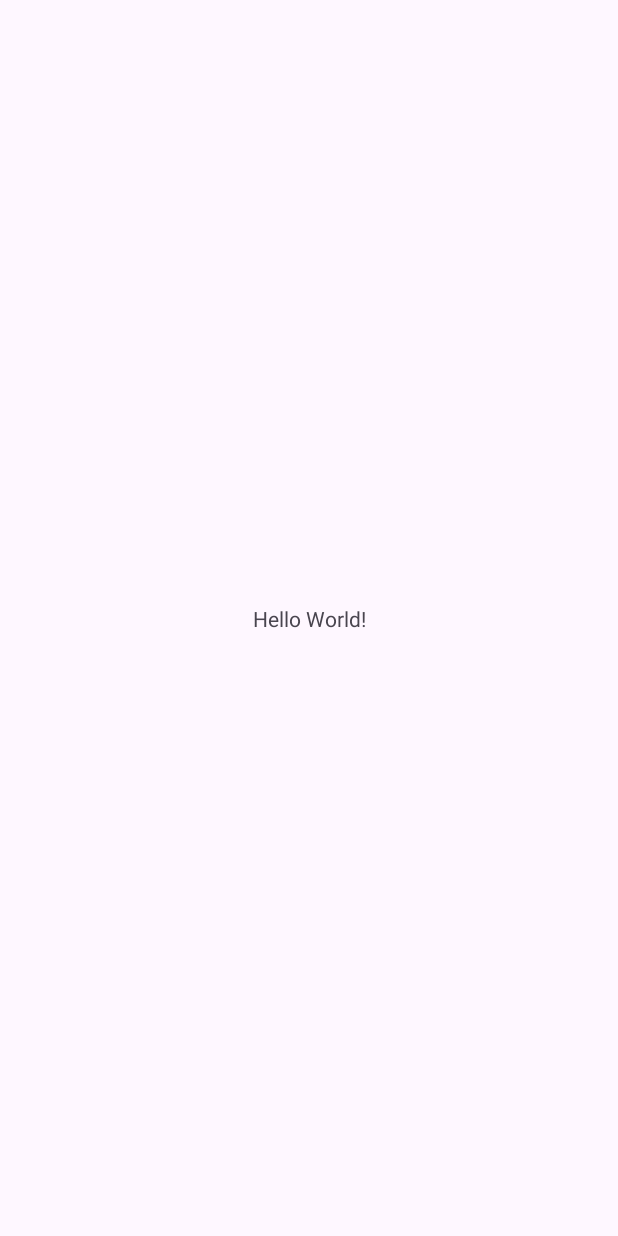
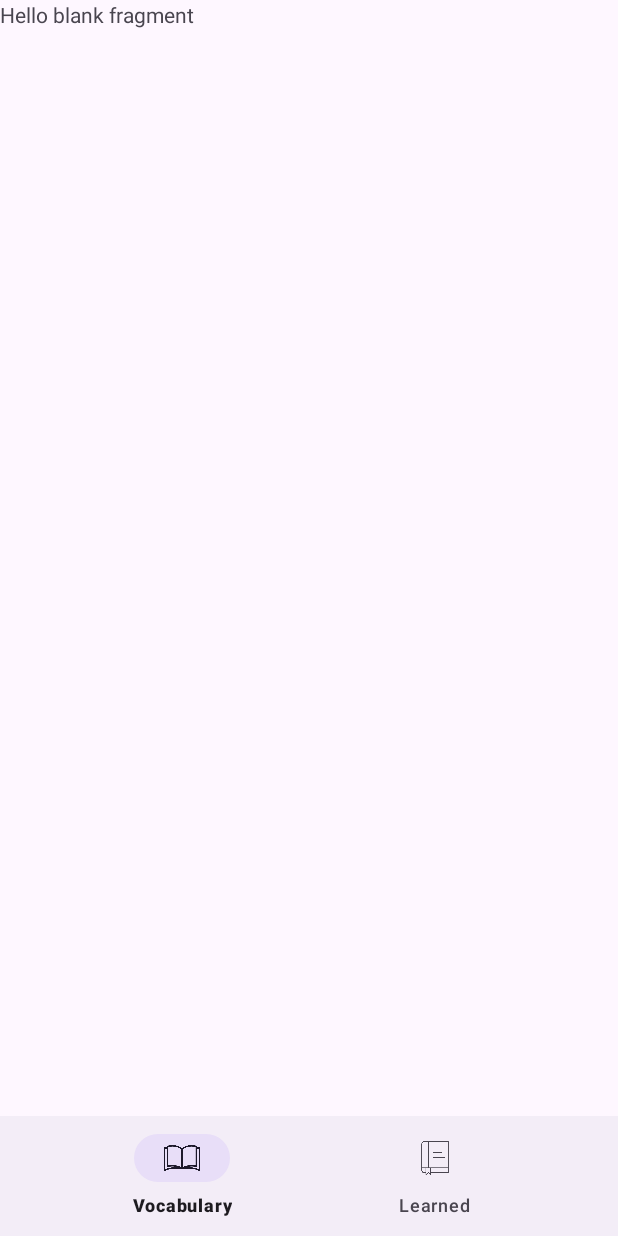
Before and after one commit to hicranfiliz/LanguageCards, an Android app: the screen it shows after launch (MainActivity), on a phone screen of 412 x 824 dp. Before the commit the screen is almost empty. Run offline under Robolectric (Android 15) with nearby library versions, the phone set to English and light mode, and no system bars; our stand-ins replace navigation-ui.

Commit message:
added bottom nav with Jetpack Navigation

```diff
--- a/app/src/main/java/com/example/languagecards/MainActivity.kt
+++ b/app/src/main/java/com/example/languagecards/MainActivity.kt
@@ -5,8 +5,12 @@ import androidx.activity.enableEdgeToEdge
 import androidx.appcompat.app.AppCompatActivity
 import androidx.core.view.ViewCompat
 import androidx.core.view.WindowInsetsCompat
+import androidx.navigation.fragment.NavHostFragment
+import androidx.navigation.ui.setupWithNavController
+import com.google.android.material.bottomnavigation.BottomNavigationView
 
 class MainActivity : AppCompatActivity() {
+
     override fun onCreate(savedInstanceState: Bundle?) {
         super.onCreate(savedInstanceState)
         enableEdgeToEdge()
@@ -16,5 +20,10 @@ class MainActivity : AppCompatActivity() {
             v.setPadding(systemBars.left, systemBars.top, systemBars.right, systemBars.bottom)
             insets
         }
+
+        val navHostFragment = supportFragmentManager.findFragmentById(R.id.nav_host_fragment) as NavHostFragment
+        val navController = navHostFragment.navController
+        val navView : BottomNavigationView = findViewById(R.id.bottomNavigation)
+        navView.setupWithNavController(navController)
     }
 }
--- /dev/null
+++ b/app/src/main/java/com/example/languagecards/WordCardsFragment.kt
@@ -0,0 +1,18 @@
+package com.example.languagecards
+
+import android.os.Bundle
+import androidx.fragment.app.Fragment
+import android.view.LayoutInflater
+import android.view.View
+import android.view.ViewGroup
+
+class WordCardsFragment : Fragment() {
+
+    override fun onCreateView(
+        inflater: LayoutInflater, container: ViewGroup?,
+        savedInstanceState: Bundle?
+    ): View? {
+        // Inflate the layout for this fragment
+        return inflater.inflate(R.layout.fragment_word_cards, container, false)
+    }
+}
--- a/app/src/main/res/layout/activity_main.xml
+++ b/app/src/main/res/layout/activity_main.xml
@@ -7,13 +7,26 @@
     android:layout_height="match_parent"
     tools:context=".MainActivity">
 
-    <TextView
-        android:layout_width="wrap_content"
+    <androidx.fragment.app.FragmentContainerView
+        android:id="@+id/nav_host_fragment"
+        android:name="androidx.navigation.fragment.NavHostFragment"
+        android:layout_width="match_parent"
+        android:layout_height="match_parent"
+        app:layout_constraintLeft_toLeftOf="parent"
+        app:layout_constraintRight_toRightOf="parent"
+        app:layout_constraintTop_toTopOf="parent"
+        app:layout_constraintBottom_toBottomOf="@id/bottomNavigation"
+        app:defaultNavHost="true"
+        android:layout_marginBottom="60dp"
+        app:navGraph="@navigation/nav_graph" />
+
+    <com.google.android.material.bottomnavigation.BottomNavigationView
+        android:id="@+id/bottomNavigation"
+        android:layout_width="0dp"
         android:layout_height="wrap_content"
-        android:text="Hello World!"
         app:layout_constraintBottom_toBottomOf="parent"
         app:layout_constraintEnd_toEndOf="parent"
         app:layout_constraintStart_toStartOf="parent"
-        app:layout_constraintTop_toTopOf="parent" />
+        app:menu="@menu/bottom_menu"/>
 
 </androidx.constraintlayout.widget.ConstraintLayout>
--- /dev/null
+++ b/app/src/main/res/layout/fragment_word_cards.xml
@@ -0,0 +1,14 @@
+<?xml version="1.0" encoding="utf-8"?>
+<FrameLayout xmlns:android="http://schemas.android.com/apk/res/android"
+    xmlns:tools="http://schemas.android.com/tools"
+    android:layout_width="match_parent"
+    android:layout_height="match_parent"
+    tools:context=".WordCardsFragment">
+
+    <!-- TODO: Update blank fragment layout -->
+    <TextView
+        android:layout_width="match_parent"
+        android:layout_height="match_parent"
+        android:text="@string/hello_blank_fragment" />
+
+</FrameLayout>
--- /dev/null
+++ b/app/src/main/res/menu/bottom_menu.xml
@@ -0,0 +1,14 @@
+<?xml version="1.0" encoding="utf-8"?>
+<menu xmlns:android="http://schemas.android.com/apk/res/android">
+
+    <item
+        android:id="@+id/wordCardsFragment"
+        android:icon="@drawable/book2"
+        android:title="Vocabulary" />
+
+    <item
+        android:id="@+id/learnedFragment"
+        android:icon="@drawable/dictionary"
+        android:title="Learned" />
+
+</menu>
--- /dev/null
+++ b/app/src/main/res/navigation/nav_graph.xml
@@ -0,0 +1,29 @@
+<?xml version="1.0" encoding="utf-8"?>
+<navigation xmlns:android="http://schemas.android.com/apk/res/android"
+    xmlns:app="http://schemas.android.com/apk/res-auto"
+    xmlns:tools="http://schemas.android.com/tools"
+    android:id="@+id/nav_graph"
+    app:startDestination="@id/wordCardsFragment">
+
+    <fragment
+        android:id="@+id/wordCardsFragment"
+        android:name="com.example.languagecards.WordCardsFragment"
+        android:label="fragment_word_cards"
+        tools:layout="@layout/fragment_word_cards" >
+        <action
+            android:id="@+id/action_wordCardsFragment_to_detailFragment"
+            app:destination="@id/detailFragment" />
+    </fragment>
+
+    <fragment
+        android:id="@+id/learnedFragment"
+        android:name="com.example.languagecards.LearnedFragment"
+        android:label="fragment_learned"
+        tools:layout="@layout/fragment_learned" />
+
+    <fragment
+        android:id="@+id/detailFragment"
+        android:name="com.example.languagecards.DetailFragment"
+        android:label="fragment_detail"
+        tools:layout="@layout/fragment_detail" />
+</navigation>
--- a/app/src/main/res/values/strings.xml
+++ b/app/src/main/res/values/strings.xml
@@ -1,3 +1,5 @@
 <resources>
     <string name="app_name">LanguageCards</string>
+    <!-- TODO: Remove or change this placeholder text -->
+    <string name="hello_blank_fragment">Hello blank fragment</string>
 </resources>
--- a/gradle/libs.versions.toml
+++ b/gradle/libs.versions.toml
@@ -9,9 +9,14 @@ appcompat = "1.7.0"
 material = "1.12.0"
 activity = "1.9.2"
 constraintlayout = "2.1.4"
+navigationFragmentKtx = "2.8.0"
 
 [libraries]
 androidx-core-ktx = { group = "androidx.core", name = "core-ktx", version.ref = "coreKtx" }
+androidx-navigation-dynamic-features-fragment = { module = "androidx.navigation:navigation-dynamic-features-fragment", version.ref = "navigationFragmentKtx" }
+androidx-navigation-fragment-ktx = { module = "androidx.navigation:navigation-fragment-ktx", version.ref = "navigationFragmentKtx" }
+androidx-navigation-testing = { module = "androidx.navigation:navigation-testing", version.ref = "navigationFragmentKtx" }
+androidx-navigation-ui-ktx = { module = "androidx.navigation:navigation-ui-ktx", version.ref = "navigationFragmentKtx" }
 junit = { group = "junit", name = "junit", version.ref = "junit" }
 androidx-junit = { group = "androidx.test.ext", name = "junit", version.ref = "junitVersion" }
 androidx-espresso-core = { group = "androidx.test.espresso", name = "espresso-core", version.ref = "espressoCore" }
```
Also changed, not shown: app/build.gradle.kts (+7 -0 lines), app/src/main/java/com/example/languagecards/DetailFragment.kt (added, +20 -0 lines), app/src/main/java/com/example/languagecards/LearnedFragment.kt (added, +18 -0 lines), app/src/main/res/layout/fragment_detail.xml (added, +14 -0 lines), app/src/main/res/layout/fragment_learned.xml (added, +14 -0 lines), app/src/main/java/com/example/languagecards/model/LanguageCard.kt (line endings or trailing spaces), app/src/main/res/drawable/book2.png (added), app/src/main/res/drawable/dictionary.png (added).
